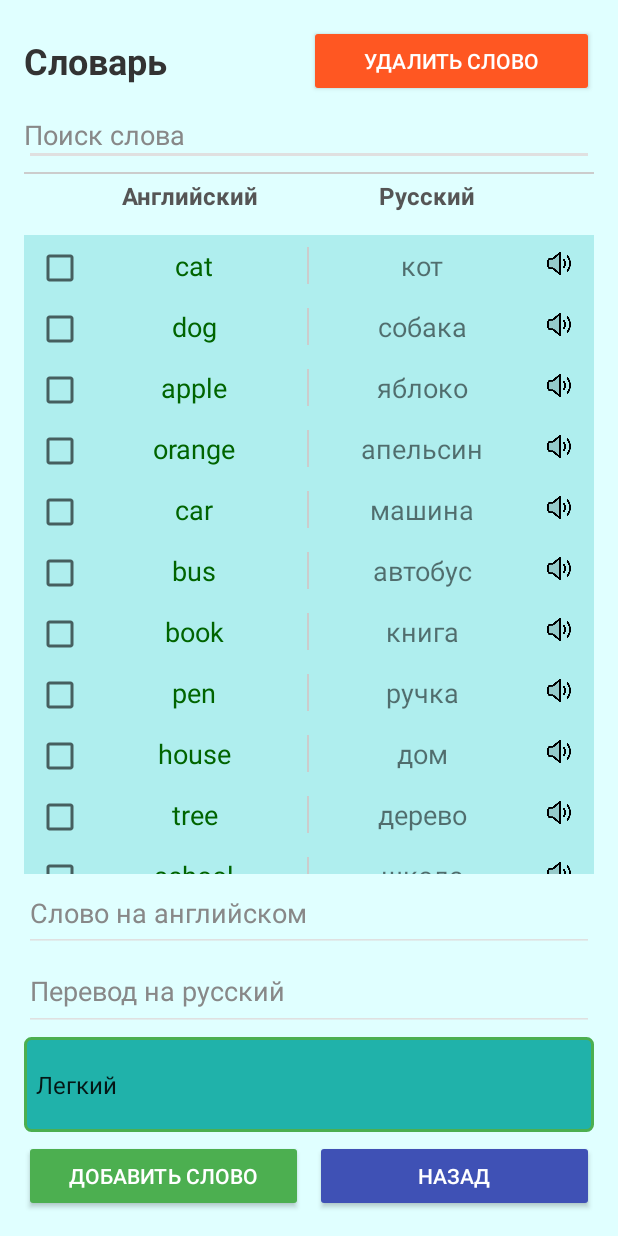
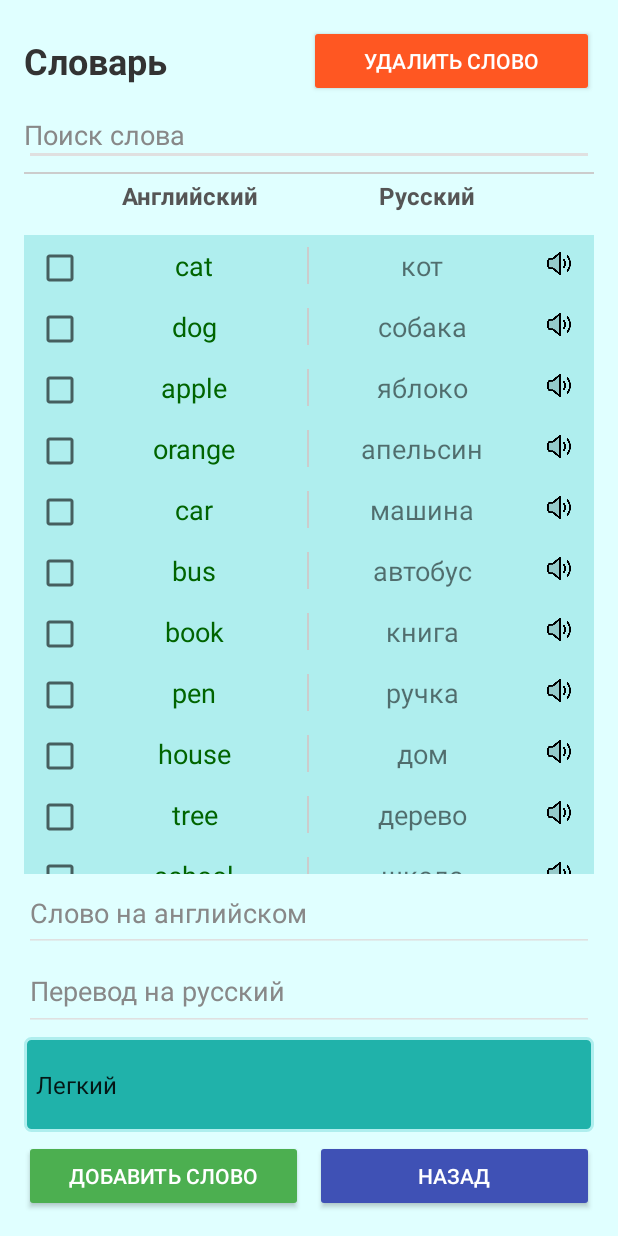
Before and after one commit to AreeStone/EnglishTrain, an Android app: the DictionaryActivity screen opened directly, with no data from a screen before it, on a phone screen of 412 x 824 dp. Run offline under Robolectric (Android 15) with nearby library versions, the phone set to English and light mode, and no system bars.

```diff
--- a/app/src/main/java/com/example/englishtrain/activities/DictionaryActivity.kt
+++ b/app/src/main/java/com/example/englishtrain/activities/DictionaryActivity.kt
@@ -88,6 +88,10 @@ class DictionaryActivity : ComponentActivity() {
     }
 
     private fun updateWordList() {
+        // Сохраняем текущую позицию прокрутки
+        val layoutManager = recyclerView.layoutManager as LinearLayoutManager
+        val firstVisiblePosition = layoutManager.findFirstVisibleItemPosition()
+
         val words = dbHelper.getAllWords()
         wordAdapter = WordAdapter(
             words,
@@ -105,7 +109,13 @@ class DictionaryActivity : ComponentActivity() {
             }
         )
         recyclerView.adapter = wordAdapter
+
+        // Восстанавливаем позицию прокрутки
+        recyclerView.post {
+            layoutManager.scrollToPositionWithOffset(firstVisiblePosition, 0)
+        }
     }
+
 
     private fun filterWordList(query: String) {
         val words = dbHelper.getAllWords()
--- a/app/src/main/res/drawable/button_gradient.xml
+++ /dev/null
@@ -1,4 +0,0 @@
-<gradient xmlns:android="http://schemas.android.com/apk/res/android"
-    android:startColor="#4CAF50"
-    android:endColor="#388E3C"
-    android:angle="45"/>
--- a/app/src/main/res/drawable/spinner_background.xml
+++ b/app/src/main/res/drawable/spinner_background.xml
@@ -1,5 +1,5 @@
 <shape xmlns:android="http://schemas.android.com/apk/res/android">
     <solid android:color="#20B2AA"/>
     <corners android:radius="4dp"/>
-    <stroke android:color="#4CAF50" android:width="2dp"/>
+    <stroke android:color="#AFEEEE" android:width="2dp"/>
 </shape>
```
